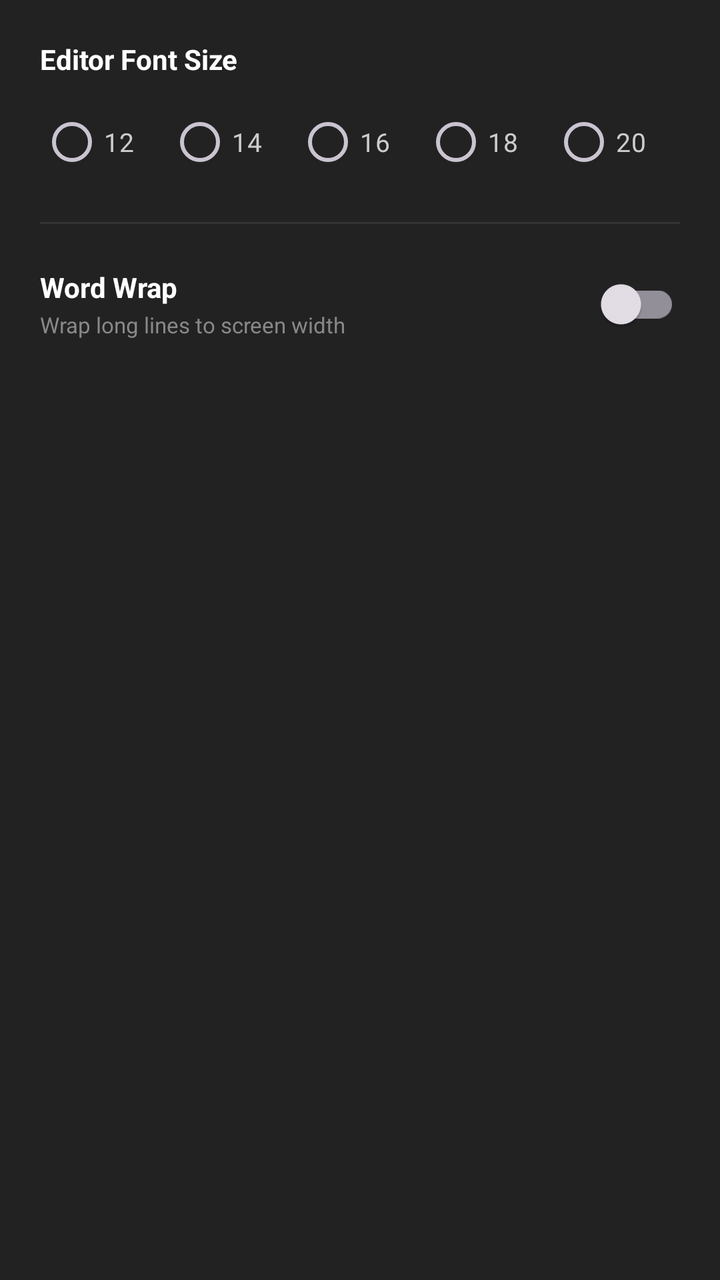
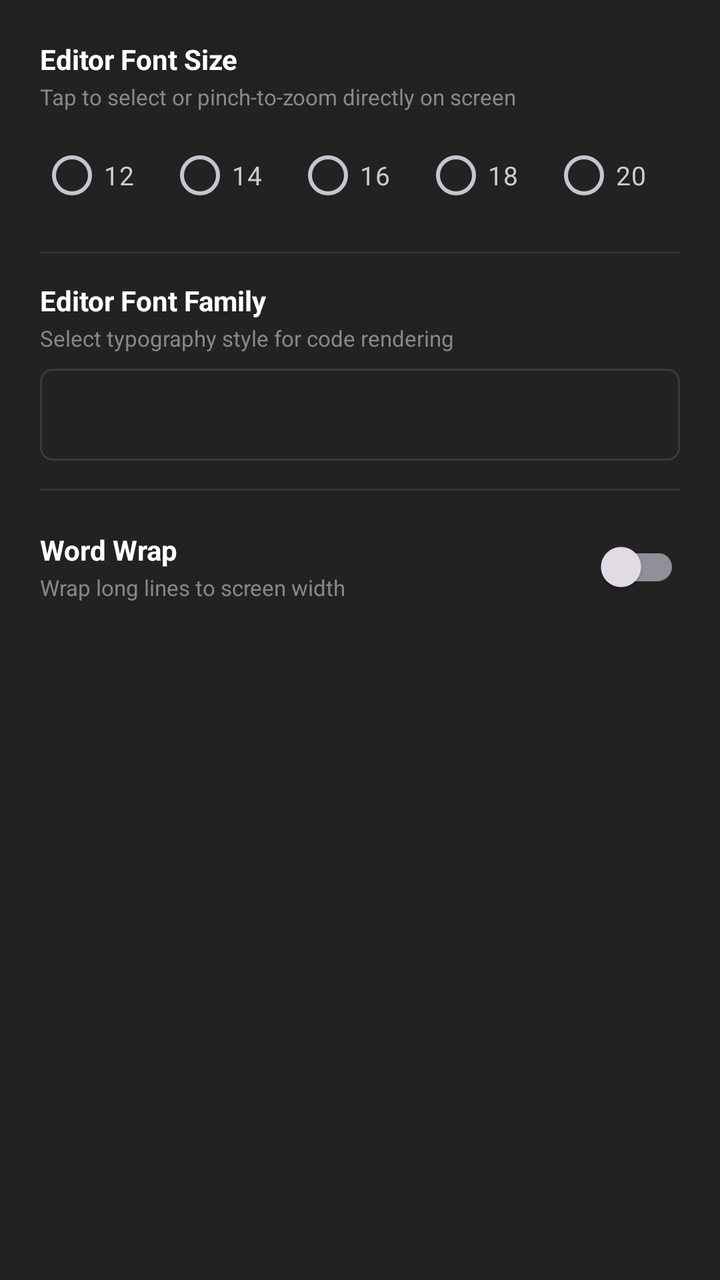

An Android layout rendered at two revisions. The XML below is the earlier revision; the diff shows what the commit changed to produce the second picture.
<!-- AndroidManifest.xml: application theme Theme.MobileIDE -->
<!-- res/layout/dialog_editor_settings.xml -->
<?xml version="1.0" encoding="utf-8"?>
<LinearLayout xmlns:android="http://schemas.android.com/apk/res/android"
    android:layout_width="match_parent"
    android:layout_height="wrap_content"
    android:orientation="vertical"
    android:background="#222222"
    android:padding="20dp">

    <TextView
        android:layout_width="wrap_content"
        android:layout_height="wrap_content"
        android:text="Editor Font Size"
        android:textColor="@color/white"
        android:textSize="14sp"
        android:textStyle="bold" />

    <RadioGroup
        android:id="@+id/rg_font_size"
        android:layout_width="match_parent"
        android:layout_height="wrap_content"
        android:layout_marginTop="8dp"
        android:orientation="horizontal">

        <RadioButton
            android:id="@+id/rb_font_12"
            android:layout_width="wrap_content"
            android:layout_height="wrap_content"
            android:layout_weight="1"
            android:text="12"
            android:textColor="#CCCCCC"
            android:textSize="13sp" />

        <RadioButton
            android:id="@+id/rb_font_14"
            android:layout_width="wrap_content"
            android:layout_height="wrap_content"
            android:layout_weight="1"
            android:text="14"
            android:textColor="#CCCCCC"
            android:textSize="13sp" />

        <RadioButton
            android:id="@+id/rb_font_16"
            android:layout_width="wrap_content"
            android:layout_height="wrap_content"
            android:layout_weight="1"
            android:text="16"
            android:textColor="#CCCCCC"
            android:textSize="13sp" />

        <RadioButton
            android:id="@+id/rb_font_18"
            android:layout_width="wrap_content"
            android:layout_height="wrap_content"
            android:layout_weight="1"
            android:text="18"
            android:textColor="#CCCCCC"
            android:textSize="13sp" />

        <RadioButton
            android:id="@+id/rb_font_20"
            android:layout_width="wrap_content"
            android:layout_height="wrap_content"
            android:layout_weight="1"
            android:text="20"
            android:textColor="#CCCCCC"
            android:textSize="13sp" />

    </RadioGroup>

    <View
        android:layout_width="match_parent"
        android:layout_height="1dp"
        android:layout_marginVertical="16dp"
        android:background="#333333" />

    <LinearLayout
        android:layout_width="match_parent"
        android:layout_height="wrap_content"
        android:gravity="center_vertical"
        android:orientation="horizontal">

        <LinearLayout
            android:layout_width="0dp"
            android:layout_height="wrap_content"
            android:layout_weight="1"
            android:orientation="vertical">

            <TextView
                android:layout_width="wrap_content"
                android:layout_height="wrap_content"
                android:text="Word Wrap"
                android:textColor="@color/white"
                android:textSize="14sp"
                android:textStyle="bold" />

            <TextView
                android:layout_width="wrap_content"
                android:layout_height="wrap_content"
                android:layout_marginTop="2dp"
                android:text="Wrap long lines to screen width"
                android:textColor="#888888"
                android:textSize="11sp" />
        </LinearLayout>

        <com.google.android.material.switchmaterial.SwitchMaterial
            android:id="@+id/switch_word_wrap"
            android:layout_width="wrap_content"
            android:layout_height="wrap_content" />

    </LinearLayout>

</LinearLayout>
<!-- resources referenced by this layout -->
<resources>
  <color name="white">#FFFFFFFF</color>
  <style name="Theme.MobileIDE" parent="Theme.Material3.Dark.NoActionBar">
          <item name="colorPrimary">@color/purple_500</item>
          <item name="colorOnPrimary">@android:color/white</item>
          <item name="colorSecondary">@color/run_green</item>
          <item name="colorOnSecondary">@android:color/white</item>
          <item name="android:statusBarColor">@color/ide_toolbar_bg</item>
          <item name="android:navigationBarColor">@color/terminal_bg</item>
          <item name="android:windowBackground">@color/editor_bg</item>
      </style>
  <color name="purple_500">#5B9DF5</color>
  <color name="run_green">#4CAF50</color>
  <color name="ide_toolbar_bg">#212121</color>
  <color name="terminal_bg">#121212</color>
  <color name="editor_bg">#181818</color>
</resources>

<!-- the commit's change to res/layout/dialog_editor_settings.xml (unified diff, before → after) -->
@@ -13,6 +13,14 @@
         android:textColor="@color/white"
         android:textSize="14sp"
         android:textStyle="bold" />
+
+    <TextView
+        android:layout_width="wrap_content"
+        android:layout_height="wrap_content"
+        android:layout_marginTop="2dp"
+        android:text="Tap to select or pinch-to-zoom directly on screen"
+        android:textColor="#888888"
+        android:textSize="11sp" />
 
     <RadioGroup
         android:id="@+id/rg_font_size"
@@ -71,7 +79,37 @@
     <View
         android:layout_width="match_parent"
         android:layout_height="1dp"
-        android:layout_marginVertical="16dp"
+        android:layout_marginVertical="14dp"
+        android:background="#333333" />
+
+    <TextView
+        android:layout_width="wrap_content"
+        android:layout_height="wrap_content"
+        android:text="Editor Font Family"
+        android:textColor="@color/white"
+        android:textSize="14sp"
+        android:textStyle="bold" />
+
+    <TextView
+        android:layout_width="wrap_content"
+        android:layout_height="wrap_content"
+        android:layout_marginTop="2dp"
+        android:text="Select typography style for code rendering"
+        android:textColor="#888888"
+        android:textSize="11sp" />
+
+    <Spinner
+        android:id="@+id/spinner_font_family"
+        android:layout_width="match_parent"
+        android:layout_height="46dp"
+        android:layout_marginTop="8dp"
+        android:background="@drawable/bg_autocomplete_popup"
+        android:padding="8dp" />
+
+    <View
+        android:layout_width="match_parent"
+        android:layout_height="1dp"
+        android:layout_marginVertical="14dp"
         android:background="#333333" />
 
     <LinearLayout
<!-- resource entries referenced after the edit -->
@@ -1,6 +1,16 @@
 <!-- resources referenced by this layout -->
 <resources>
   <color name="white">#FFFFFFFF</color>
+  <!-- drawable bg_autocomplete_popup (drawable) -->
+  <?xml version="1.0" encoding="utf-8"?>
+  <shape xmlns:android="http://schemas.android.com/apk/res/android"
+      android:shape="rectangle">
+      <solid android:color="#222224" />
+      <stroke
+          android:width="1dp"
+          android:color="#3A3A3E" />
+      <corners android:radius="6dp" />
+  </shape>
   <style name="Theme.MobileIDE" parent="Theme.Material3.Dark.NoActionBar">
           <item name="colorPrimary">@color/purple_500</item>
           <item name="colorOnPrimary">@android:color/white</item>
